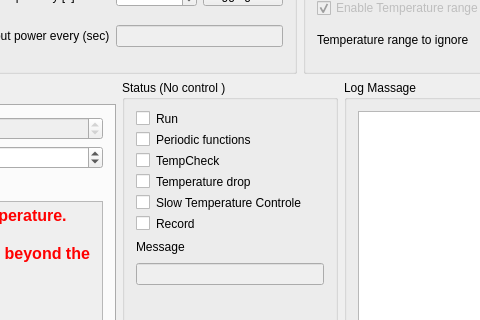
First picture: the form in mainwindow.ui, repository daimiura/OmronPID, before the edit; both pictures show x 480 to 960 and y 184 to 504 of the 1302 by 912 pixel window.
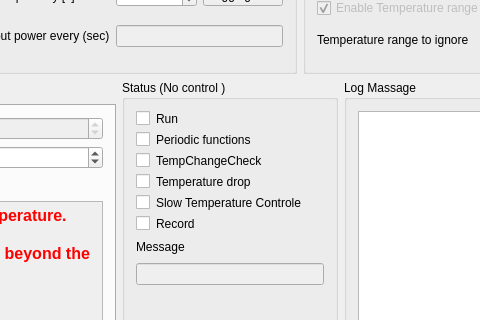
Second picture: the form after the edit. The open tabs and pages were chosen to show the change. Custom widgets are drawn as their Qt base class.

Patch:
```diff
--- a/mainwindow.ui
+++ b/mainwindow.ui
@@ -930,7 +930,7 @@
        <item row="2" column="1" colspan="2">
         <widget class="QLabel" name="label_25">
          <property name="text">
-          <string>TempCheck</string>
+          <string>TempChangeCheck</string>
          </property>
         </widget>
        </item>
```
Left out of the diff: 26 changed lines with no effect on the pictures.
